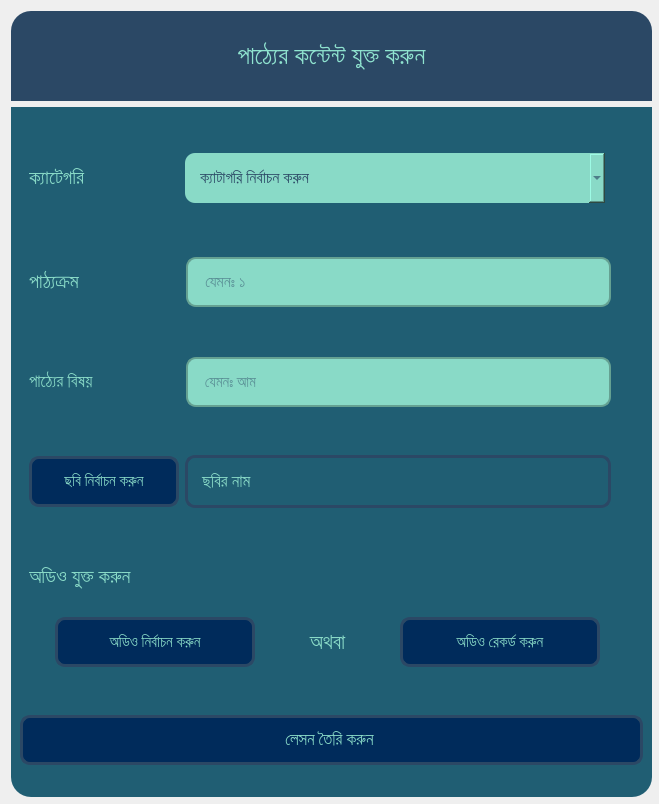
This is EmPower/Teacher/Frontend/PyQt_UI/add_lesson_content.ui in ahmedfahad04/SPL-2 as Qt 5 draws it before an edit. The edited form follows.
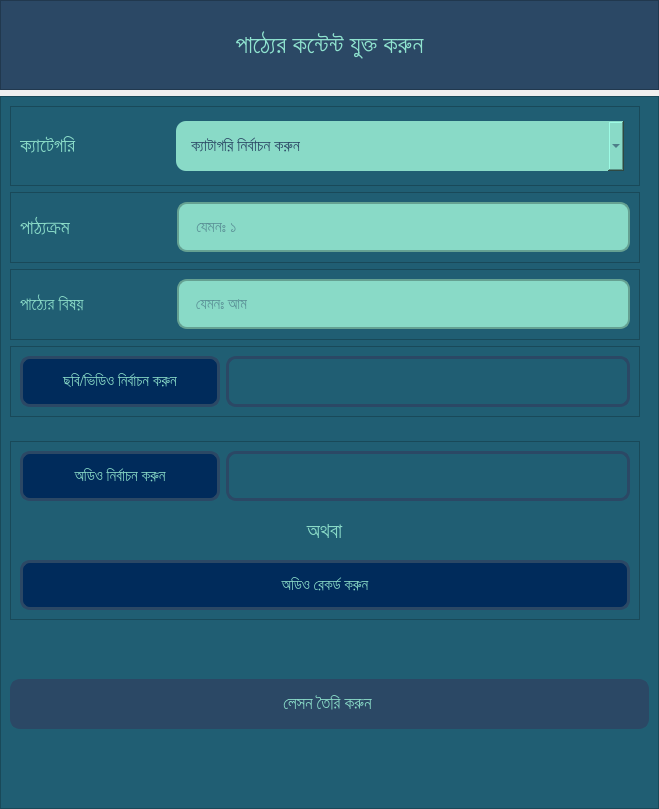
This is the edited form.

Diff of the .ui file:
```diff
--- a/EmPower/Teacher/Frontend/PyQt_UI/add_lesson_content.ui
+++ b/EmPower/Teacher/Frontend/PyQt_UI/add_lesson_content.ui
@@ -7,19 +7,37 @@
     <x>0</x>
     <y>0</y>
     <width>659</width>
-    <height>804</height>
+    <height>809</height>
    </rect>
   </property>
   <property name="minimumSize">
    <size>
     <width>542</width>
-    <height>662</height>
+    <height>710</height>
+   </size>
+  </property>
+  <property name="maximumSize">
+   <size>
+    <width>670</width>
+    <height>809</height>
    </size>
   </property>
   <property name="windowTitle">
    <string>Form</string>
   </property>
-  <layout class="QGridLayout" name="gridLayout">
+  <layout class="QGridLayout" name="gridLayout_2">
+   <property name="leftMargin">
+    <number>0</number>
+   </property>
+   <property name="topMargin">
+    <number>0</number>
+   </property>
+   <property name="rightMargin">
+    <number>0</number>
+   </property>
+   <property name="bottomMargin">
+    <number>0</number>
+   </property>
    <item row="0" column="0">
     <widget class="QFrame" name="top_frame">
      <property name="minimumSize">
@@ -35,9 +53,7 @@
       </size>
      </property>
      <property name="styleSheet">
-      <string notr="true">background-color: rgb(43, 72, 101);
-border-top-left-radius: 20px;
-border-top-right-radius: 20px;</string>
+      <string notr="true">background-color: rgb(43, 72, 101);</string>
      </property>
      <property name="frameShape">
       <enum>QFrame::StyledPanel</enum>
@@ -75,13 +91,11 @@
      <property name="minimumSize">
       <size>
        <width>641</width>
-       <height>690</height>
+       <height>710</height>
       </size>
      </property>
      <property name="styleSheet">
       <string notr="true">background-color: rgb(32, 94, 115);
-border-bottom-left-radius: 20px;
-border-bottom-right-radius: 20px;
 color: rgb(137, 218, 199);</string>
      </property>
      <property name="frameShape">
@@ -95,7 +109,7 @@
        <widget class="QFrame" name="frame_3">
         <property name="minimumSize">
          <size>
-          <width>600</width>
+          <width>630</width>
           <height>80</height>
          </size>
         </property>
@@ -199,7 +213,7 @@
        <widget class="QFrame" name="frame_6">
         <property name="minimumSize">
          <size>
-          <width>491</width>
+          <width>630</width>
           <height>71</height>
          </size>
         </property>
@@ -284,7 +298,7 @@
        <widget class="QFrame" name="frame_2">
         <property name="minimumSize">
          <size>
-          <width>491</width>
+          <width>630</width>
           <height>71</height>
          </size>
         </property>
@@ -335,7 +349,7 @@
           <widget class="QLineEdit" name="edit_lesson_topic">
            <property name="minimumSize">
             <size>
-             <width>330</width>
+             <width>448</width>
              <height>50</height>
             </size>
            </property>
@@ -364,7 +378,7 @@
        <widget class="QFrame" name="frame">
         <property name="minimumSize">
          <size>
-          <width>600</width>
+          <width>630</width>
           <height>71</height>
          </size>
         </property>
@@ -391,7 +405,7 @@
            </property>
            <property name="minimumSize">
             <size>
-             <width>150</width>
+             <width>200</width>
              <height>50</height>
             </size>
            </property>
@@ -424,7 +438,7 @@
 }</string>
            </property>
            <property name="text">
-            <string>ছবি নির্বাচন করুন</string>
+            <string>ছবি/ভিডিও নির্বাচন করুন</string>
            </property>
            <property name="shortcut">
             <string>Return</string>
@@ -454,7 +468,7 @@
 border-bottom-right-radius: 10px;</string>
            </property>
            <property name="text">
-            <string>ছবির নাম</string>
+            <string/>
            </property>
            <property name="wordWrap">
             <bool>true</bool>
@@ -468,8 +482,8 @@
        <widget class="QFrame" name="frame_5">
         <property name="minimumSize">
          <size>
-          <width>600</width>
-          <height>142</height>
+          <width>630</width>
+          <height>179</height>
          </size>
         </property>
         <property name="maximumSize">
@@ -478,45 +492,33 @@
           <height>142</height>
          </size>
         </property>
+        <property name="styleSheet">
+         <string notr="true"/>
+        </property>
         <property name="frameShape">
          <enum>QFrame::StyledPanel</enum>
         </property>
         <property name="frameShadow">
          <enum>QFrame::Raised</enum>
         </property>
-        <layout class="QVBoxLayout" name="verticalLayout_3">
-         <item>
-          <widget class="QLabel" name="lbl_add_audio">
-           <property name="font">
-            <font>
-             <family>Hind Siliguri Medium</family>
-             <pointsize>15</pointsize>
-             <weight>50</weight>
-             <bold>false</bold>
-            </font>
-           </property>
-           <property name="styleSheet">
-            <string notr="true">color: rgb(137, 218, 199)</string>
-           </property>
-           <property name="text">
-            <string>অডিও যুক্ত করুন</string>
-           </property>
-          </widget>
-         </item>
-         <item>
+        <layout class="QGridLayout" name="gridLayout">
+         <item row="1" column="0" colspan="2">
           <widget class="QFrame" name="frame_4">
            <property name="minimumSize">
             <size>
-             <width>600</width>
-             <height>72</height>
+             <width>610</width>
+             <height>17</height>
             </size>
            </property>
            <property name="maximumSize">
             <size>
-             <width>469</width>
+             <width>465</width>
              <height>72</height>
             </size>
            </property>
+           <property name="styleSheet">
+            <string notr="true">border: none;</string>
+           </property>
            <property name="frameShape">
             <enum>QFrame::StyledPanel</enum>
            </property>
@@ -536,53 +538,6 @@
             <property name="bottomMargin">
              <number>0</number>
             </property>
-            <item>
-             <widget class="QPushButton" name="btn_select_audio">
-              <property name="minimumSize">
-               <size>
-                <width>161</width>
-                <height>50</height>
-               </size>
-              </property>
-              <property name="maximumSize">
-               <size>
-                <width>200</width>
-                <height>50</height>
-               </size>
-              </property>
-              <property name="font">
-               <font>
-                <family>Hind Siliguri Medium</family>
-                <pointsize>11</pointsize>
-               </font>
-              </property>
-              <property name="cursor">
-               <cursorShape>PointingHandCursor</cursorShape>
-              </property>
-              <property name="styleSheet">
-               <string notr="true">QPushButton {
-border: 3px solid rgb(43, 72, 101);
-border-radius: 10px;
-background-color:  #002B5B;
-color: rgb(137, 218, 199)
-}
-
-QPushButton::hover {
-background-color: rgb(43, 72, 101);
-border: 3px solid rgb(0, 43, 91); 
-}</string>
-              </property>
-              <property name="text">
-               <string>অডিও নির্বাচন করুন</string>
-              </property>
-              <property name="shortcut">
-               <string>Return</string>
-              </property>
-              <property name="flat">
-               <bool>true</bool>
-              </property>
-             </widget>
-            </item>
             <item>
              <widget class="QLabel" name="lbl_or">
               <property name="minimumSize">
@@ -613,7 +568,90 @@
               </property>
              </widget>
             </item>
-            <item>
+           </layout>
+          </widget>
+         </item>
+         <item row="0" column="0">
+          <widget class="QPushButton" name="btn_select_audio">
+           <property name="minimumSize">
+            <size>
+             <width>200</width>
+             <height>50</height>
+            </size>
+           </property>
+           <property name="maximumSize">
+            <size>
+             <width>200</width>
+             <height>50</height>
+            </size>
+           </property>
+           <property name="font">
+            <font>
+             <family>Hind Siliguri Medium</family>
+             <pointsize>11</pointsize>
+            </font>
+           </property>
+           <property name="cursor">
+            <cursorShape>PointingHandCursor</cursorShape>
+           </property>
+           <property name="styleSheet">
+            <string notr="true">QPushButton {
+border: 3px solid rgb(43, 72, 101);
+border-radius: 10px;
+background-color:  #002B5B;
+color: rgb(137, 218, 199)
+}
+
+QPushButton::hover:!pressed {
+background-color: rgb(43, 72, 101);
+border: 3px solid rgb(0, 43, 91); 
+}</string>
+           </property>
+           <property name="text">
+            <string>অডিও নির্বাচন করুন</string>
+           </property>
+           <property name="shortcut">
+            <string>Return</string>
+           </property>
+           <property name="flat">
+            <bool>true</bool>
+           </property>
+          </widget>
+         </item>
+         <item row="0" column="1">
+          <widget class="QLabel" name="lbl_audio">
+           <property name="minimumSize">
+            <size>
+             <width>371</width>
+             <height>47</height>
+            </size>
+           </property>
+           <property name="font">
+            <font>
+             <family>Hind Siliguri Medium</family>
+             <pointsize>13</pointsize>
+             <weight>50</weight>
+             <bold>false</bold>
+            </font>
+           </property>
+           <property name="styleSheet">
+            <string notr="true">color: rgb(137, 218, 199);
+padding-left: 10px;
+border: 3px solid rgb(43, 72, 101);
+border-top-left-radius: 10px;
+border-top-right-radius: 10px;
+border-bottom-left-radius: 10px;
+border-bottom-right-radius: 10px;</string>
+           </property>
+           <property name="text">
+            <string/>
+           </property>
+           <property name="wordWrap">
+            <bool>true</bool>
+           </property>
+          </widget>
+         </item>
+         <item row="2" column="0" colspan="2">
              <widget class="QPushButton" name="btn_record_audio">
               <property name="sizePolicy">
                <sizepolicy hsizetype="Preferred" vsizetype="Preferred">
@@ -623,7 +661,7 @@
               </property>
               <property name="minimumSize">
                <size>
-                <width>100</width>
+             <width>610</width>
                 <height>50</height>
                </size>
               </property>
@@ -669,14 +707,24 @@
            </layout>
           </widget>
          </item>
-        </layout>
-       </widget>
+      <item>
+       <spacer name="verticalSpacer">
+        <property name="orientation">
+         <enum>Qt::Vertical</enum>
+        </property>
+        <property name="sizeHint" stdset="0">
+         <size>
+          <width>20</width>
+          <height>54</height>
+         </size>
+        </property>
+       </spacer>
       </item>
       <item>
        <widget class="QPushButton" name="btn_submit">
         <property name="minimumSize">
          <size>
-          <width>100</width>
+          <width>176</width>
           <height>50</height>
          </size>
         </property>
@@ -693,7 +741,7 @@
          <string notr="true">QPushButton {
 border: 3px solid rgb(43, 72, 101);
 border-radius: 10px;
-background-color:  #002B5B;
+background-color:  rgb(43, 72, 101);
 color: rgb(137, 218, 199)
 }
 
@@ -713,6 +761,19 @@
         </property>
        </widget>
       </item>
+      <item>
+       <spacer name="verticalSpacer_2">
+        <property name="orientation">
+         <enum>Qt::Vertical</enum>
+        </property>
+        <property name="sizeHint" stdset="0">
+         <size>
+          <width>20</width>
+          <height>56</height>
+         </size>
+        </property>
+       </spacer>
+      </item>
      </layout>
     </widget>
    </item>
```
Left out of the diff: 8 changed lines with no effect on the pictures. Lines whose indentation alone changed are shown as unchanged.
